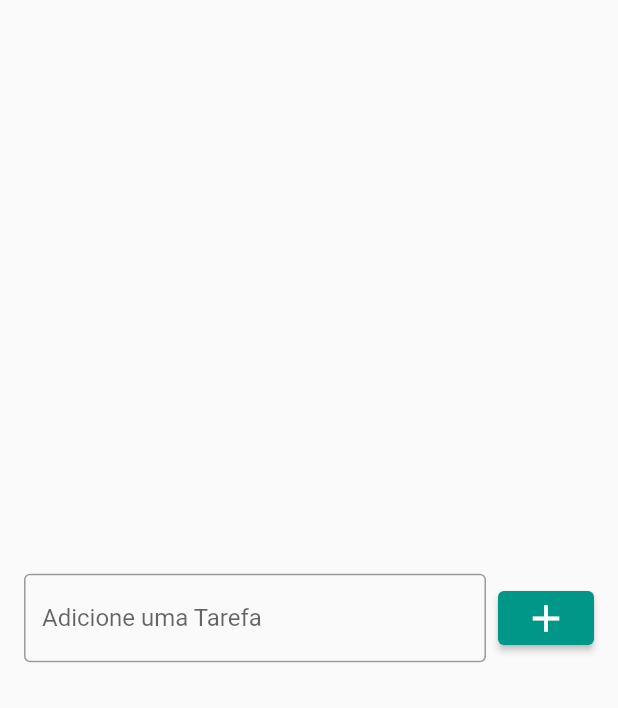
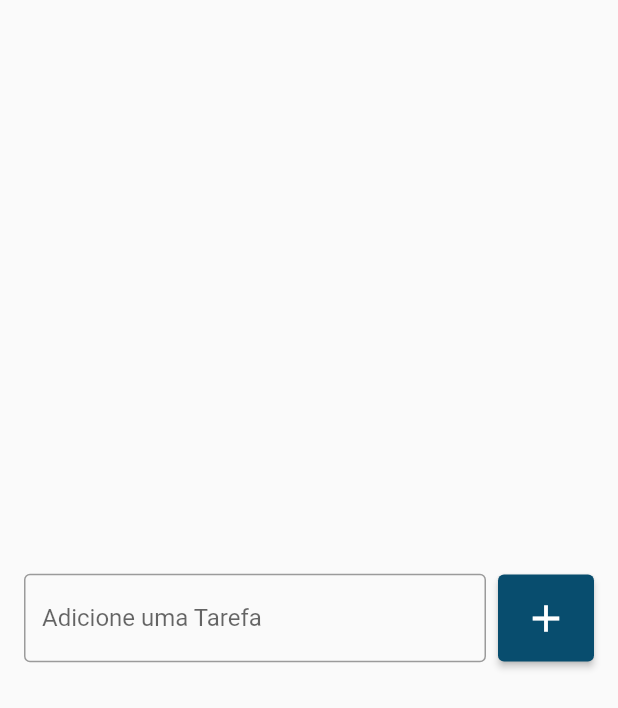
Before and after one commit to joaogirade/flutter_todo_list, a Flutter app: the screen it shows after launch, on a phone screen of 412 x 824 dp. Shown: the top 708 px of the screen. Run offline on Flutter 3.47's test engine with Material 2 defaults, Android fonts, the phone set to English and light mode, and no system bars.

```diff
--- a/lib/pages/todo_list_page.dart
+++ b/lib/pages/todo_list_page.dart
@@ -25,7 +25,8 @@ class TodoListPage extends StatelessWidget {
               ElevatedButton(
                 onPressed: () {},
                 style: ElevatedButton.styleFrom(
-                  primary: Colors.teal,
+                  primary: Color(0xff084d6e),
+                  padding: EdgeInsets.all(14),
                 ),
                 child: Icon(
                   Icons.add,
```
